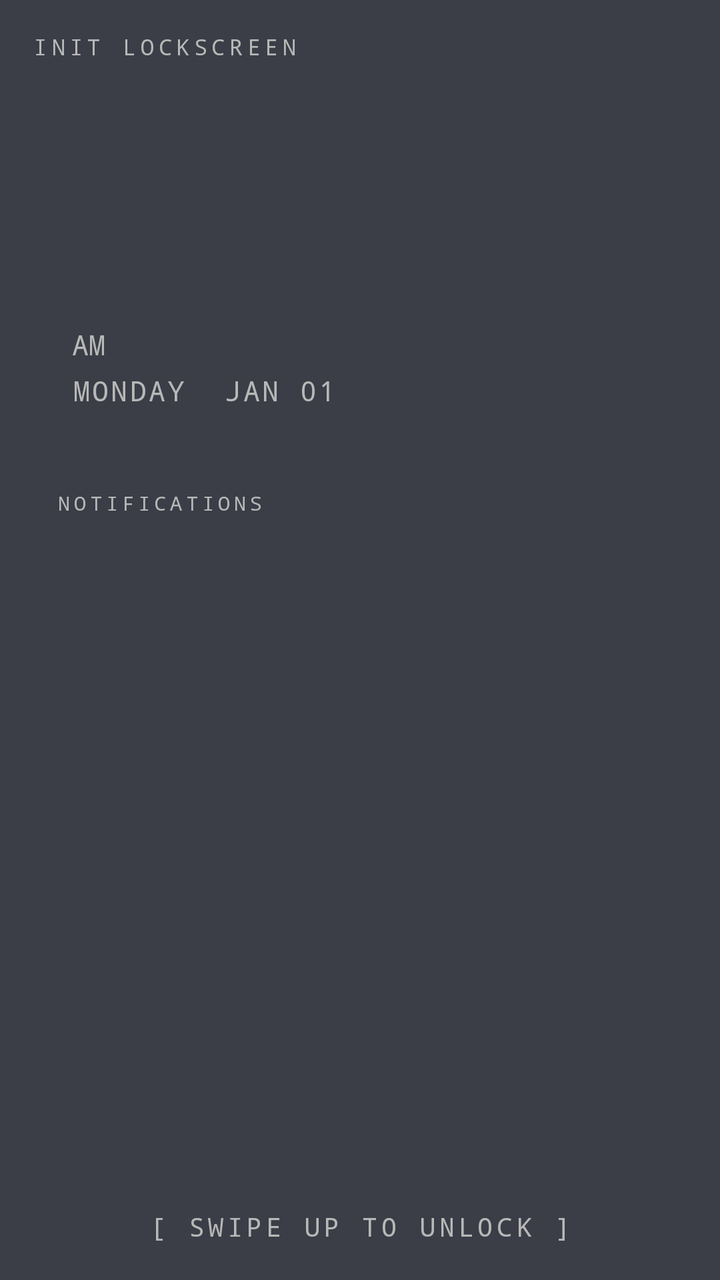
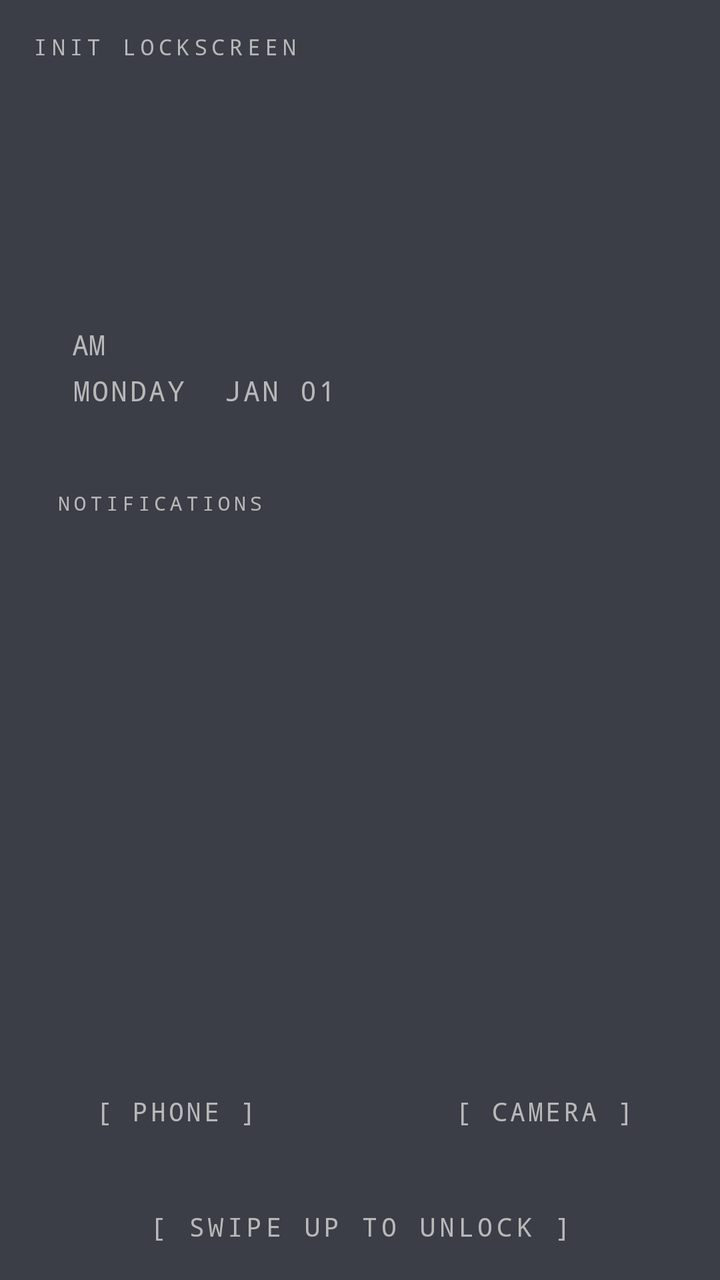

An Android layout rendered at two revisions. The XML below is the earlier revision; the diff shows what the commit changed to produce the second picture.
<!-- AndroidManifest.xml: application theme AppTheme -->
<!-- res/layout/activity_lockscreen.xml -->
<?xml version="1.0" encoding="utf-8"?>
<FrameLayout
    xmlns:android="http://schemas.android.com/apk/res/android"
    android:id="@+id/rootLayout"
    android:layout_width="match_parent"
    android:layout_height="match_parent"
    android:background="@color/background"
    android:tag="bg=plain:background">

    
    <LinearLayout
        android:id="@+id/mainContent"
        android:layout_width="match_parent"
        android:layout_height="match_parent"
        android:orientation="vertical">

        <ScrollView
            android:layout_width="match_parent"
            android:layout_height="0dp"
            android:layout_weight="1"
            android:fillViewport="true"
            android:scrollbars="none">

            <LinearLayout
                android:layout_width="match_parent"
                android:layout_height="wrap_content"
                android:orientation="vertical"
                android:padding="16dp">

                <TextView
                    android:layout_width="match_parent"
                    android:layout_height="wrap_content"
                    android:text="INIT LOCKSCREEN"
                    android:fontFamily="monospace"
                    android:textColor="@color/border_color"
                    android:tag="text=borderColor"
                    android:textSize="11sp"
                    android:letterSpacing="0.2"
                    android:paddingBottom="12dp" />

                
                <LinearLayout
                    android:layout_width="match_parent"
                    android:layout_height="wrap_content"
                    android:orientation="vertical"
                    android:background="@drawable/border_box"
                    android:tag="bg=borderBox"
                    android:paddingHorizontal="20dp"
                    android:paddingTop="20dp"
                    android:paddingBottom="16dp"
                    android:layout_marginBottom="12dp">

                    
                    <TextView
                        android:id="@+id/clockView"
                        android:layout_width="match_parent"
                        android:layout_height="96dp"
                        android:fontFamily="monospace"
                        android:textColor="@color/text_label"
                        android:tag="text=textLabel"
                        android:autoSizeTextType="uniform"
                        android:autoSizeMinTextSize="5sp"
                        android:autoSizeMaxTextSize="18sp"
                        android:autoSizeStepGranularity="1sp"
                        android:lineSpacingExtra="0dp"
                        android:lineSpacingMultiplier="1.0"
                        android:includeFontPadding="false"
                        android:gravity="start|top" />

                    <TextView
                        android:id="@+id/amPmView"
                        android:layout_width="wrap_content"
                        android:layout_height="wrap_content"
                        android:text="AM"
                        android:fontFamily="monospace"
                        android:textColor="@color/text_label"
                        android:tag="text=textLabel"
                        android:textSize="14sp"
                        android:layout_marginTop="4dp" />

                    <TextView
                        android:id="@+id/dateView"
                        android:layout_width="wrap_content"
                        android:layout_height="wrap_content"
                        android:text="MONDAY  JAN 01"
                        android:fontFamily="monospace"
                        android:textColor="@color/text_label"
                        android:tag="text=textLabel"
                        android:textSize="14sp"
                        android:letterSpacing="0.08"
                        android:layout_marginTop="4dp" />

                </LinearLayout>

                
                <LinearLayout
                    android:layout_width="match_parent"
                    android:layout_height="wrap_content"
                    android:orientation="vertical"
                    android:background="@drawable/border_box"
                    android:tag="bg=borderBox"
                    android:padding="12dp">

                    <TextView
                        android:layout_width="match_parent"
                        android:layout_height="wrap_content"
                        android:text="NOTIFICATIONS"
                        android:fontFamily="monospace"
                        android:textColor="@color/text_label"
                        android:tag="text=textLabel"
                        android:textSize="10sp"
                        android:letterSpacing="0.2"
                        android:paddingBottom="6dp" />

                    <View
                        android:layout_width="match_parent"
                        android:layout_height="1dp"
                        android:background="@color/bevel_shadow"
                        android:tag="bg=plain:bevelShadow"
                        android:layout_marginBottom="6dp" />

                    <LinearLayout
                        android:id="@+id/notifContainer"
                        android:layout_width="match_parent"
                        android:layout_height="wrap_content"
                        android:orientation="vertical" />

                    <TextView
                        android:id="@+id/emptyNotifView"
                        android:layout_width="match_parent"
                        android:layout_height="wrap_content"
                        android:text="no notifications"
                        android:fontFamily="monospace"
                        android:textColor="@color/text_hint"
                        android:tag="text=textHint"
                        android:textSize="12sp"
                        android:gravity="center"
                        android:paddingTop="8dp"
                        android:paddingBottom="4dp"
                        android:visibility="gone" />

                </LinearLayout>

            </LinearLayout>
        </ScrollView>

        
        <TextView
            android:id="@+id/swipeHint"
            android:layout_width="match_parent"
            android:layout_height="wrap_content"
            android:text="[ SWIPE UP TO UNLOCK ]"
            android:fontFamily="monospace"
            android:textColor="@color/text_label"
            android:tag="text=textLabel;bg=borderBox"
            android:textSize="13sp"
            android:gravity="center"
            android:letterSpacing="0.15"
            android:padding="18dp"
            android:background="@drawable/border_box" />

    </LinearLayout>

    
    <LinearLayout
        android:id="@+id/pinPanel"
        android:layout_width="match_parent"
        android:layout_height="match_parent"
        android:orientation="vertical"
        android:background="@color/background"
        android:tag="bg=plain:background"
        android:padding="24dp"
        android:gravity="center"
        android:visibility="gone">

        <TextView
            android:layout_width="match_parent"
            android:layout_height="wrap_content"
            android:text="INIT LOCKSCREEN"
            android:fontFamily="monospace"
            android:textColor="@color/border_color"
            android:tag="text=borderColor"
            android:textSize="11sp"
            android:letterSpacing="0.2"
            android:paddingBottom="24dp" />

        <TextView
            android:id="@+id/pinPrompt"
            android:layout_width="match_parent"
            android:layout_height="wrap_content"
            android:text="enter pin"
            android:fontFamily="monospace"
            android:textColor="@color/text_label"
            android:tag="text=textLabel"
            android:textSize="13sp"
            android:paddingBottom="16dp" />

        
        <LinearLayout
            android:id="@+id/pinDotsRow"
            android:layout_width="wrap_content"
            android:layout_height="wrap_content"
            android:orientation="horizontal"
            android:layout_gravity="center_horizontal"
            android:layout_marginBottom="32dp">

            <TextView android:id="@+id/pinDot0" style="@style/PinDot" />
            <TextView android:id="@+id/pinDot1" style="@style/PinDot" />
            <TextView android:id="@+id/pinDot2" style="@style/PinDot" />
            <TextView android:id="@+id/pinDot3" style="@style/PinDot" />

        </LinearLayout>

        
        <LinearLayout
            android:layout_width="wrap_content"
            android:layout_height="wrap_content"
            android:orientation="vertical"
            android:layout_gravity="center_horizontal">

            <LinearLayout android:layout_width="wrap_content" android:layout_height="wrap_content"
                android:orientation="horizontal" android:layout_marginBottom="8dp">
                <TextView android:id="@+id/pin1" style="@style/PinButton" android:text="1" />
                <TextView android:id="@+id/pin2" style="@style/PinButton" android:text="2" />
                <TextView android:id="@+id/pin3" style="@style/PinButton" android:text="3" />
            </LinearLayout>

            <LinearLayout android:layout_width="wrap_content" android:layout_height="wrap_content"
                android:orientation="horizontal" android:layout_marginBottom="8dp">
                <TextView android:id="@+id/pin4" style="@style/PinButton" android:text="4" />
                <TextView android:id="@+id/pin5" style="@style/PinButton" android:text="5" />
                <TextView android:id="@+id/pin6" style="@style/PinButton" android:text="6" />
            </LinearLayout>

            <LinearLayout android:layout_width="wrap_content" android:layout_height="wrap_content"
                android:orientation="horizontal" android:layout_marginBottom="8dp">
                <TextView android:id="@+id/pin7" style="@style/PinButton" android:text="7" />
                <TextView android:id="@+id/pin8" style="@style/PinButton" android:text="8" />
                <TextView android:id="@+id/pin9" style="@style/PinButton" android:text="9" />
            </LinearLayout>

            <LinearLayout android:layout_width="wrap_content" android:layout_height="wrap_content"
                android:orientation="horizontal">
                <TextView android:id="@+id/pinDel" style="@style/PinButton" android:text="DEL" android:textSize="12sp" />
                <TextView android:id="@+id/pin0" style="@style/PinButton" android:text="0" />
                <View android:layout_width="72dp" android:layout_height="72dp" android:layout_marginStart="8dp" />
            </LinearLayout>

        </LinearLayout>

        
        <TextView
            android:id="@+id/pinBack"
            android:layout_width="match_parent"
            android:layout_height="wrap_content"
            android:text="[ BACK ]"
            android:fontFamily="monospace"
            android:textColor="@color/text_hint"
            android:tag="text=textHint"
            android:textSize="12sp"
            android:gravity="center"
            android:padding="16dp"
            android:layout_marginTop="16dp"
            android:clickable="true"
            android:focusable="true" />

    </LinearLayout>

</FrameLayout>
<!-- resources referenced by this layout -->
<resources>
  <color name="background">#3B3E47</color>
  <color name="bevel_shadow">#3B3E47</color>
  <color name="border_color">#B8B8B8</color>
  <color name="text_hint">#B8B8B8</color>
  <color name="text_label">#B8B8B8</color>
  <!-- drawable border_box (drawable) -->
  <?xml version="1.0" encoding="utf-8"?>
  <layer-list xmlns:android="http://schemas.android.com/apk/res/android">
      
      <item>
          <shape android:shape="rectangle">
              <solid android:color="@color/bevel_shadow" />
          </shape>
      </item>
      
      <item android:bottom="2dp" android:right="2dp">
          <shape android:shape="rectangle">
              <solid android:color="@color/bevel_highlight" />
          </shape>
      </item>
      
      <item android:left="2dp" android:top="2dp" android:bottom="2dp" android:right="2dp">
          <shape android:shape="rectangle">
              <solid android:color="@color/surface" />
          </shape>
      </item>
  </layer-list>
  <style name="PinButton">
          <item name="android:layout_width">72dp</item>
          <item name="android:layout_height">72dp</item>
          <item name="android:layout_marginStart">8dp</item>
          <item name="android:fontFamily">monospace</item>
          <item name="android:textColor">@color/text_primary</item>
          <item name="android:tag">text=textPrimary;bg=borderBox</item>
          <item name="android:textSize">22sp</item>
          <item name="android:gravity">center</item>
          <item name="android:background">@drawable/border_box</item>
          <item name="android:clickable">true</item>
          <item name="android:focusable">true</item>
      </style>
  <style name="PinDot">
          <item name="android:layout_width">20dp</item>
          <item name="android:layout_height">20dp</item>
          <item name="android:layout_marginHorizontal">10dp</item>
          <item name="android:background">@drawable/pin_dot_empty</item>
      </style>
  <style name="AppTheme" parent="android:Theme.DeviceDefault.NoActionBar">
          <item name="android:windowBackground">@android:color/black</item>
          <item name="android:statusBarColor">@android:color/transparent</item>
          <item name="android:navigationBarColor">@android:color/transparent</item>
          <item name="android:windowLayoutInDisplayCutoutMode">shortEdges</item>
      </style>
  <color name="bevel_highlight">#3B3E47</color>
  <color name="surface">#3B3E47</color>
  <color name="text_primary">#B8B8B8</color>
  <!-- drawable pin_dot_empty (drawable) -->
  <?xml version="1.0" encoding="utf-8"?>
  <shape xmlns:android="http://schemas.android.com/apk/res/android"
      android:shape="oval">
      <stroke android:width="2dp" android:color="@color/text_label" />
      <solid android:color="@color/surface_dark" />
  </shape>
  <color name="surface_dark">#3B3E47</color>
</resources>

<!-- the commit's change to res/layout/activity_lockscreen.xml (unified diff, before → after) -->
@@ -145,6 +145,51 @@
         </ScrollView>
 
         
+        <LinearLayout
+            android:layout_width="match_parent"
+            android:layout_height="wrap_content"
+            android:orientation="horizontal"
+            android:layout_marginBottom="8dp">
+
+            <TextView
+                android:id="@+id/phoneShortcut"
+                android:layout_width="0dp"
+                android:layout_height="wrap_content"
+                android:layout_weight="1"
+                android:text="[ PHONE ]"
+                android:fontFamily="monospace"
+                android:textColor="@color/text_label"
+                android:tag="text=textLabel;bg=borderBox"
+                android:textSize="13sp"
+                android:gravity="center"
+                android:letterSpacing="0.1"
+                android:padding="14dp"
+                android:background="@drawable/border_box"
+                android:layout_marginEnd="4dp"
+                android:clickable="true"
+                android:focusable="true" />
+
+            <TextView
+                android:id="@+id/cameraShortcut"
+                android:layout_width="0dp"
+                android:layout_height="wrap_content"
+                android:layout_weight="1"
+                android:text="[ CAMERA ]"
+                android:fontFamily="monospace"
+                android:textColor="@color/text_label"
+                android:tag="text=textLabel;bg=borderBox"
+                android:textSize="13sp"
+                android:gravity="center"
+                android:letterSpacing="0.1"
+                android:padding="14dp"
+                android:background="@drawable/border_box"
+                android:layout_marginStart="4dp"
+                android:clickable="true"
+                android:focusable="true" />
+
+        </LinearLayout>
+
+        
         <TextView
             android:id="@+id/swipeHint"
             android:layout_width="match_parent"
